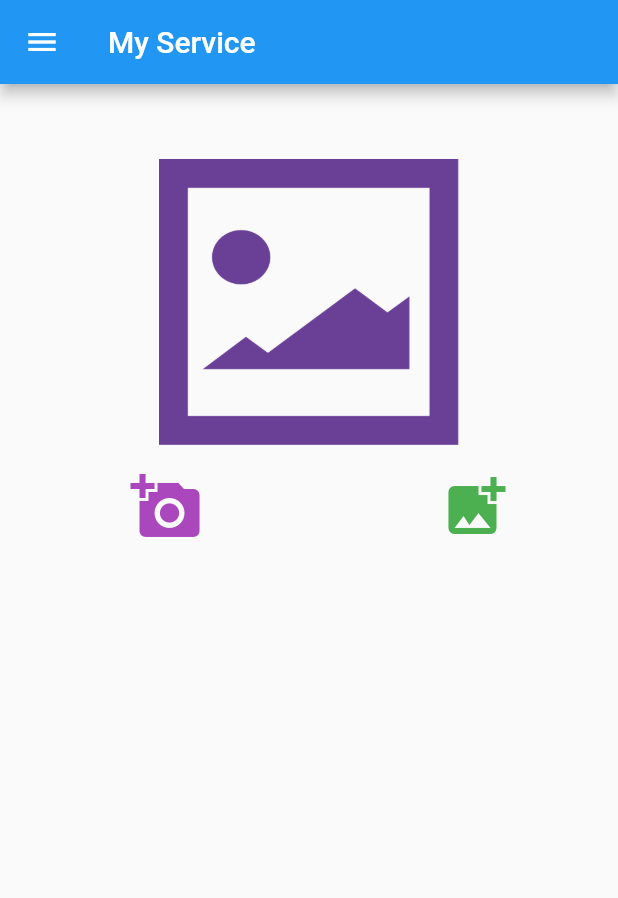
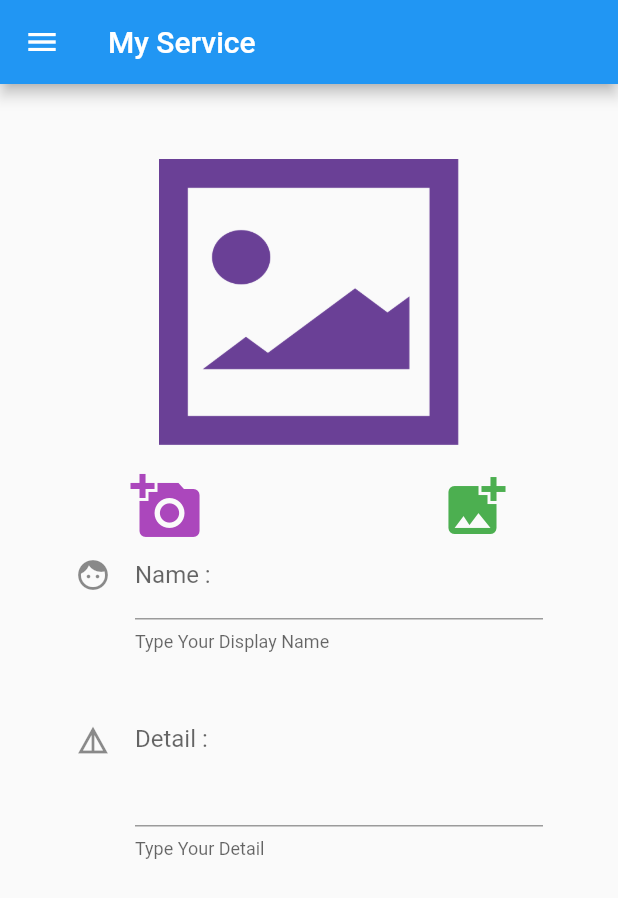
Before and after one commit to masterUNG/UngUnSeen, a Flutter app: the screen it shows after launch, on a phone screen of 412 x 824 dp. Shown: the top 898 px of the screen. Run offline on Flutter 3.47's test engine with Material 2 defaults, Android fonts, the phone set to English and light mode, and no system bars; our stand-ins replace image_picker.

Commit message:
Form Text finis

```diff
--- a/lib/screens/form_page.dart
+++ b/lib/screens/form_page.dart
@@ -13,6 +13,35 @@ class _FormPageState extends State<FormPage> {
   File file;
 
   // Method
+  Widget nameText() {
+    return Container(
+      margin: EdgeInsets.only(left: 50.0, right: 50.0),
+      child: TextFormField(
+        decoration: InputDecoration(
+          labelText: 'Name :',
+          helperText: 'Type Your Display Name',
+          hintText: 'English Only',
+          icon: Icon(Icons.face),
+        ),
+      ),
+    );
+  }
+
+  Widget detailText() {
+    return Container(
+      margin: EdgeInsets.only(left: 50.0, right: 50.0),
+      child: TextFormField(
+        keyboardType: TextInputType.multiline,
+        maxLines: 4,
+        decoration: InputDecoration(
+          labelText: 'Detail :',
+          helperText: 'Type Your Detail',
+          icon: Icon(Icons.details),
+        ),
+      ),
+    );
+  }
+
   Widget showImage() {
     return Container(
       margin: EdgeInsets.only(top: 50.0),
@@ -48,25 +77,27 @@ class _FormPageState extends State<FormPage> {
     );
   }
 
-  Future<void> cameraThread()async{
-
+  Future<void> cameraThread() async {
     var imageObject = await ImagePicker.pickImage(source: ImageSource.camera);
     setState(() {
       file = imageObject;
     });
-
   }
 
   Widget galleryButton() {
     return IconButton(
-      icon: Icon(Icons.add_photo_alternate, size: 48.0,color: Colors.green,),
+      icon: Icon(
+        Icons.add_photo_alternate,
+        size: 48.0,
+        color: Colors.green,
+      ),
       onPressed: () {
         galleryThread();
       },
     );
   }
 
-  Future<void> galleryThread()async{
+  Future<void> galleryThread() async {
     var imageObject = await ImagePicker.pickImage(source: ImageSource.gallery);
     setState(() {
       file = imageObject;
@@ -79,6 +110,8 @@ class _FormPageState extends State<FormPage> {
       children: <Widget>[
         showImage(),
         showButton(),
+        nameText(),
+        detailText(),
       ],
     );
   }
```
